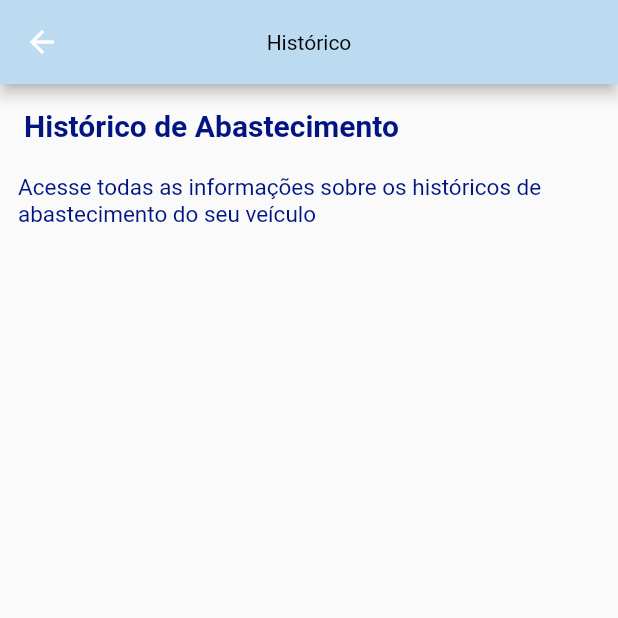
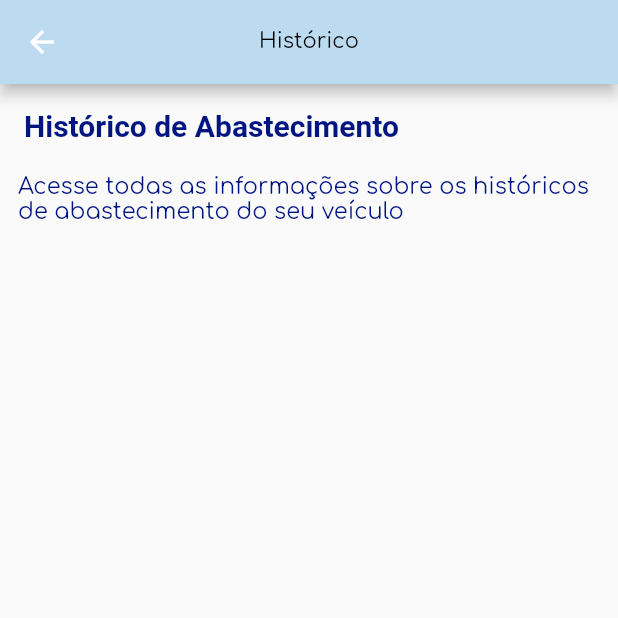
Before and after one commit to pedroargentati/the_plenos_challenge_front, a Flutter app: the screen it shows after launch, after a tap on the "local gas station" icon, on a phone screen of 412 x 824 dp, the top half of it. Run offline on Flutter 3.47's test engine with Material 2 defaults, Android fonts, the light colour scheme and no system bars; network calls fail.

Commit message:
fix: aplicando a fonte na tela

```diff
--- a/lib/list.dart
+++ b/lib/list.dart
@@ -46,7 +46,10 @@ class _ListCarsScreenState extends State<ListCarsScreen> {
         backgroundColor: const Color(0xFFbcdbf1),
         centerTitle: true,
         title: const Text('Histórico'),
-        titleTextStyle: const TextStyle(color: Colors.black),
+        titleTextStyle: const TextStyle(
+          color: Colors.black,
+          fontFamily: 'Comfortaa',
+        ),
       ),
       body: Column(
         crossAxisAlignment: CrossAxisAlignment.start,
@@ -70,6 +73,7 @@ class _ListCarsScreenState extends State<ListCarsScreen> {
               style: TextStyle(
                 fontSize: 15,
                 color: Color.fromARGB(255, 0, 20, 130),
+                fontFamily: 'Comfortaa',
               ),
               textAlign: TextAlign.start,
             ),
@@ -144,8 +148,6 @@ class _ListCarsScreenState extends State<ListCarsScreen> {
   }
 }
 
-
-
 void main() {
   runApp(const MaterialApp(
     home: ListCarsScreen(),
--- a/lib/main.dart
+++ b/lib/main.dart
@@ -29,7 +29,10 @@ class CarScreen extends StatelessWidget {
               Text(
                 'My Ford',
                 style: TextStyle(
-                    color: Colors.black, fontSize: 15, fontFamily: 'Comfortaa'),
+                  color: Colors.black,
+                  fontSize: 15,
+                  fontFamily: 'Comfortaa',
+                ),
               ),
               Icon(
                 Icons.keyboard_arrow_down,
@@ -99,10 +102,16 @@ class CarScreen extends StatelessWidget {
                         ),
                         SizedBox(height: 8),
                         Text(
-                          'Start',
+                          'start',
                           style: TextStyle(
                             fontSize: 12,
-                            color: Color.fromARGB(255, 0, 2, 118),
+                            color: Color.fromARGB(
+                              255,
+                              0,
+                              2,
+                              118,
+                            ),
+                            fontFamily: 'Comfortaa',
                           ),
                         ),
                       ],
@@ -199,6 +208,7 @@ class CarScreen extends StatelessWidget {
                     'Início',
                     style: TextStyle(
                       color: Color.fromARGB(255, 133, 133, 148),
+                      fontFamily: 'Comfortaa',
                     ),
                   ),
                 ],
@@ -217,6 +227,7 @@ class CarScreen extends StatelessWidget {
                     'Veículo',
                     style: TextStyle(
                       color: Color.fromARGB(255, 133, 133, 148),
+                      fontFamily: 'Comfortaa',
                     ),
                   ),
                 ],
@@ -235,6 +246,7 @@ class CarScreen extends StatelessWidget {
                     'Serviços',
                     style: TextStyle(
                       color: Color.fromARGB(255, 133, 133, 148),
+                      fontFamily: 'Comfortaa',
                     ),
                   ),
                 ],
@@ -253,6 +265,7 @@ class CarScreen extends StatelessWidget {
                     'Mapa',
                     style: TextStyle(
                       color: Color.fromARGB(255, 133, 133, 148),
+                      fontFamily: 'Comfortaa',
                     ),
                   ),
                 ],
```
